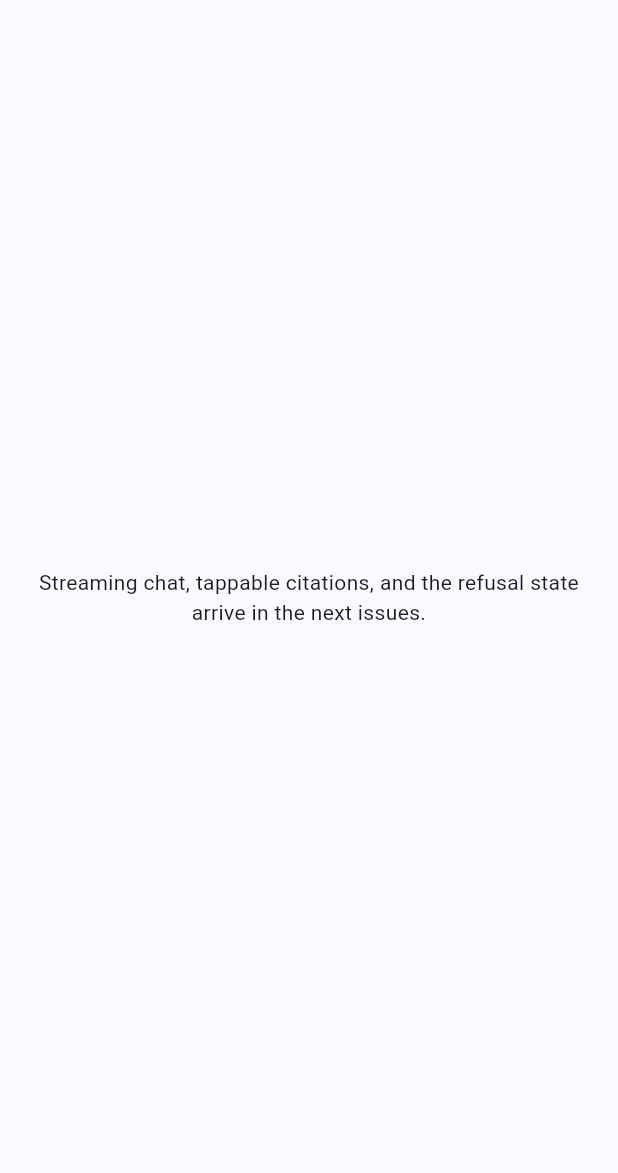
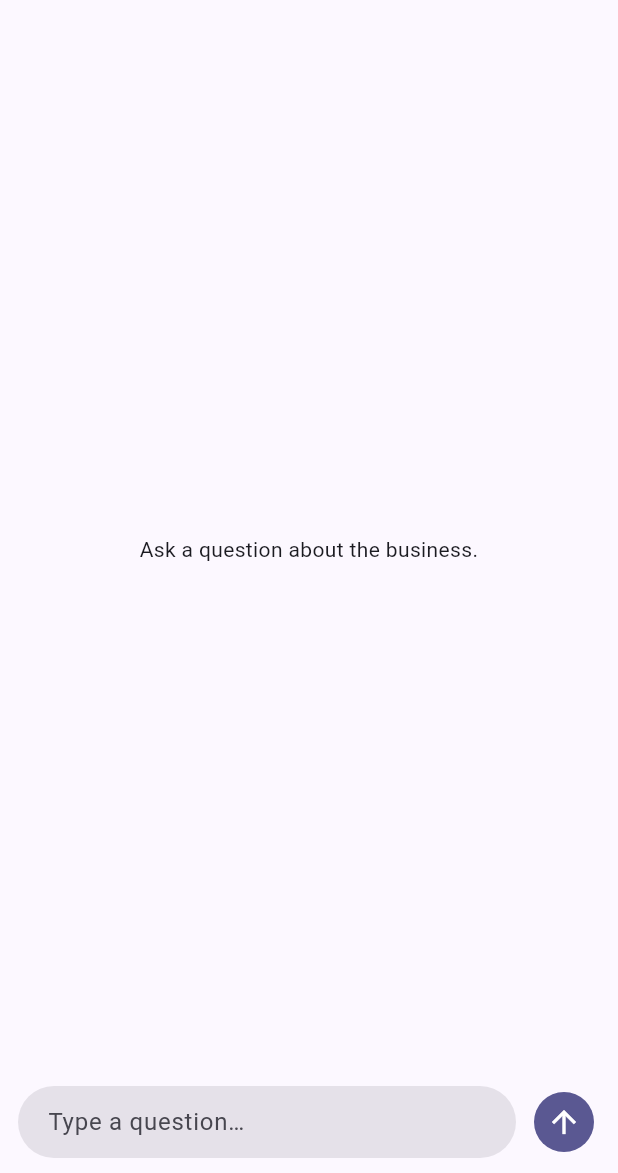
Before and after one commit to ktul15/ai-support-agent-builder, a Flutter app: the screen it shows after launch, on a phone screen of 412 x 824 dp, the part 63-1236 px from its top. Run offline on Flutter 3.47's test engine with Material 3 defaults, Android fonts, the phone set to English and light mode, and no system bars; our stand-ins replace auto_route, bloc_concurrency, dio, flutter_bloc, get_it, injectable.

Commit message:
feat(mobile): chat UI — bubbles, token reveal, typing indicator (#36)
The first real mobile screen: wires ChatBloc (#35) to a Material chat UI and
makes ChatRoute the initial route (replacing the home placeholder).

- features/chat/view/chat_page.dart: ChatPage owns a fresh ChatBloc via
  BlocProvider (closed on leave -> cancel-on-leave). A BlocConsumer renders the
  transcript (user right/primary, assistant left/surface bubbles); while
  streaming the last row is a typing indicator until the first token, then the
  answer revealed token-by-token from state.streamingAnswer. The input bar's
  send button toggles to Stop (CancelStream) while streaming; errors surface as
  a SnackBar. Auto-scroll only follows when the user is already near the bottom
  (so scrolling up to re-read isn't yanked back).
- widgets/message_bubble.dart (SelectableText, 78% max width, M3 colors) and
  widgets/typing_indicator.dart (animated 3-dot wave, a11y-labelled).
- Removed the home placeholder; router regenerated for ChatPage.

Verified: flutter analyze (No issues) + 11 tests, incl a widget test that taps
Send, asserts the typing indicator, feeds tokens, and asserts the answer is
revealed then finalized.

Citation bottom-sheet (#37) and refusal-state card (#38) hang off these bubbles
next; token-refresh-on-401 tracked as a #35 follow-up.

Co-Authored-By: Claude Opus 4.8 (1M context) <noreply@anthropic.com>

```diff
--- a/mobile/lib/core/router/app_router.dart
+++ b/mobile/lib/core/router/app_router.dart
@@ -8,5 +8,5 @@ import 'app_router.gr.dart';
 @AutoRouterConfig()
 class AppRouter extends RootStackRouter {
   @override
-  List<AutoRoute> get routes => [AutoRoute(page: HomeRoute.page, initial: true)];
+  List<AutoRoute> get routes => [AutoRoute(page: ChatRoute.page, initial: true)];
 }
--- /dev/null
+++ b/mobile/lib/features/chat/view/chat_page.dart
@@ -0,0 +1,203 @@
+import 'package:auto_route/auto_route.dart';
+import 'package:flutter/material.dart';
+import 'package:flutter_bloc/flutter_bloc.dart';
+
+import '../../../core/di/injection.dart';
+import '../bloc/chat_bloc.dart';
+import '../bloc/chat_event.dart';
+import '../bloc/chat_state.dart';
+import '../data/chat_models.dart';
+import 'widgets/message_bubble.dart';
+import 'widgets/typing_indicator.dart';
+
+@RoutePage()
+class ChatPage extends StatelessWidget {
+  const ChatPage({super.key});
+
+  @override
+  Widget build(BuildContext context) {
+    return BlocProvider(
+      create: (_) => getIt<ChatBloc>(),
+      child: const _ChatView(),
+    );
+  }
+}
+
+class _ChatView extends StatefulWidget {
+  const _ChatView();
+
+  @override
+  State<_ChatView> createState() => _ChatViewState();
+}
+
+class _ChatViewState extends State<_ChatView> {
+  final _input = TextEditingController();
+  final _scroll = ScrollController();
+
+  @override
+  void dispose() {
+    _input.dispose();
+    _scroll.dispose();
+    super.dispose();
+  }
+
+  void _send() {
+    final text = _input.text.trim();
+    if (text.isEmpty) return;
+    context.read<ChatBloc>().add(SendMessage(text));
+    _input.clear();
+  }
+
+  void _scrollToBottom() {
+    WidgetsBinding.instance.addPostFrameCallback((_) {
+      if (!_scroll.hasClients) return;
+      // Only follow the stream if the user is already near the bottom — don't
+      // yank them down while they've scrolled up to re-read earlier answers.
+      final pos = _scroll.position;
+      if (pos.maxScrollExtent - pos.pixels > 80) return;
+      _scroll.animateTo(
+        pos.maxScrollExtent,
+        duration: const Duration(milliseconds: 220),
+        curve: Curves.easeOut,
+      );
+    });
+  }
+
+  @override
+  Widget build(BuildContext context) {
+    return Scaffold(
+      appBar: AppBar(title: const Text('Chat with Your Business')),
+      body: Column(
+        children: [
+          Expanded(
+            child: BlocConsumer<ChatBloc, ChatState>(
+              listenWhen: (prev, next) =>
+                  next.streamingAnswer != prev.streamingAnswer ||
+                  next.messages.length != prev.messages.length ||
+                  (next.status == ChatStatus.error &&
+                      prev.status != ChatStatus.error),
+              listener: (context, state) {
+                _scrollToBottom();
+                if (state.status == ChatStatus.error && state.error != null) {
+                  ScaffoldMessenger.of(context)
+                    ..hideCurrentSnackBar()
+                    ..showSnackBar(SnackBar(content: Text(state.error!)));
+                }
+              },
+              builder: (context, state) {
+                final streaming = state.isStreaming;
+                if (state.messages.isEmpty && !streaming) {
+                  return const Center(
+                    child: Padding(
+                      padding: EdgeInsets.all(32),
+                      child: Text(
+                        'Ask a question about the business.',
+                        textAlign: TextAlign.center,
+                      ),
+                    ),
+                  );
+                }
+                final itemCount = state.messages.length + (streaming ? 1 : 0);
+                return ListView.builder(
+                  controller: _scroll,
+                  padding: const EdgeInsets.symmetric(vertical: 12),
+                  itemCount: itemCount,
+                  itemBuilder: (context, i) {
+                    if (i < state.messages.length) {
+                      final m = state.messages[i];
+                      return MessageBubble(
+                        text: m.text,
+                        isUser: m.role == Role.user,
+                      );
+                    }
+                    // The in-flight assistant turn: dots until the first token,
+                    // then the answer revealed token-by-token.
+                    if (state.streamingAnswer.isEmpty) {
+                      return const Padding(
+                        padding: EdgeInsets.fromLTRB(20, 12, 20, 12),
+                        child: Align(
+                          alignment: Alignment.centerLeft,
+                          child: TypingIndicator(),
+                        ),
+                      );
+                    }
+                    return MessageBubble(
+                      text: state.streamingAnswer,
+                      isUser: false,
+                    );
+                  },
+                );
+              },
+            ),
+          ),
+          BlocBuilder<ChatBloc, ChatState>(
+            buildWhen: (a, b) => a.isStreaming != b.isStreaming,
+            builder: (context, state) => _InputBar(
+              controller: _input,
+              isStreaming: state.isStreaming,
+              onSend: _send,
+              onStop: () => context.read<ChatBloc>().add(const CancelStream()),
+            ),
+          ),
+        ],
+      ),
+    );
+  }
+}
+
+class _InputBar extends StatelessWidget {
+  const _InputBar({
+    required this.controller,
+    required this.isStreaming,
+    required this.onSend,
+    required this.onStop,
+  });
+
+  final TextEditingController controller;
+  final bool isStreaming;
+  final VoidCallback onSend;
+  final VoidCallback onStop;
+
+  @override
+  Widget build(BuildContext context) {
+    return SafeArea(
+      top: false,
+      child: Padding(
+        padding: const EdgeInsets.fromLTRB(12, 6, 12, 10),
+        child: Row(
+          children: [
+            Expanded(
+              child: TextField(
+                controller: controller,
+                minLines: 1,
+                maxLines: 4,
+                textInputAction: TextInputAction.send,
+                onSubmitted: (_) {
+                  if (!isStreaming) onSend();
+                },
+                decoration: InputDecoration(
+                  hintText: 'Type a question…',
+                  filled: true,
+                  contentPadding: const EdgeInsets.symmetric(
+                    horizontal: 16,
+                    vertical: 10,
+                  ),
+                  border: OutlineInputBorder(
+                    borderRadius: BorderRadius.circular(24),
+                    borderSide: BorderSide.none,
+                  ),
+                ),
+              ),
+            ),
+            const SizedBox(width: 8),
+            IconButton.filled(
+              onPressed: isStreaming ? onStop : onSend,
+              icon: Icon(isStreaming ? Icons.stop : Icons.arrow_upward),
+              tooltip: isStreaming ? 'Stop' : 'Send',
+            ),
+          ],
+        ),
+      ),
+    );
+  }
+}
--- a/mobile/lib/features/home/home_page.dart
+++ /dev/null
@@ -1,23 +0,0 @@
-import 'package:auto_route/auto_route.dart';
-import 'package:flutter/material.dart';
-
-@RoutePage()
-class HomePage extends StatelessWidget {
-  const HomePage({super.key});
-
-  @override
-  Widget build(BuildContext context) {
-    return Scaffold(
-      appBar: AppBar(title: const Text('Chat with Your Business')),
-      body: const Center(
-        child: Padding(
-          padding: EdgeInsets.all(24),
-          child: Text(
-            'Streaming chat, tappable citations, and the refusal state arrive in the next issues.',
-            textAlign: TextAlign.center,
-          ),
-        ),
-      ),
-    );
-  }
-}
```
Also changed, not shown: mobile/lib/features/chat/view/widgets/message_bubble.dart (added, +30 -0 lines), mobile/lib/features/chat/view/widgets/typing_indicator.dart (added, +61 -0 lines), mobile/lib/core/router/app_router.gr.dart, 1 other file.
